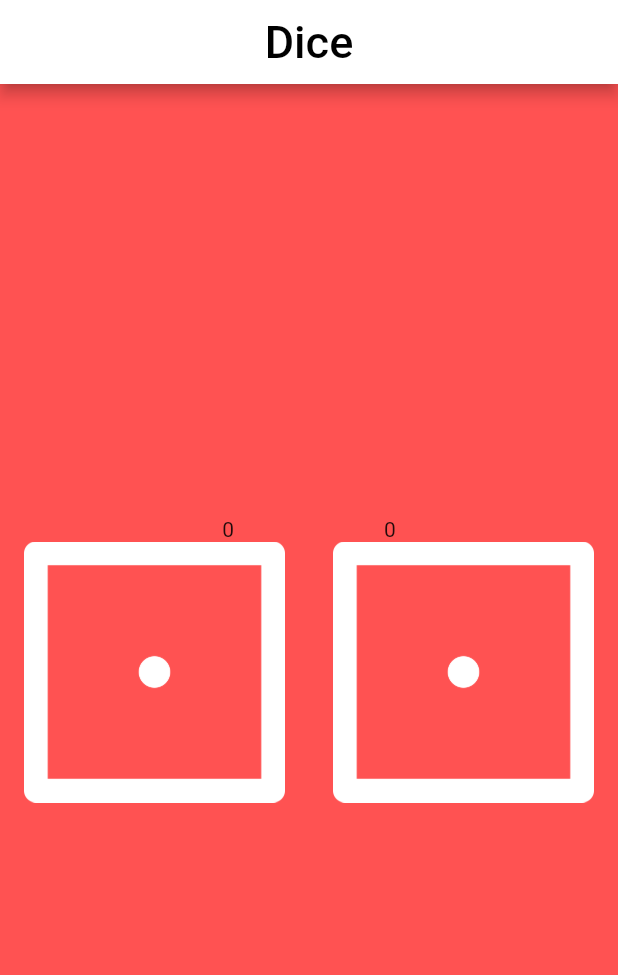
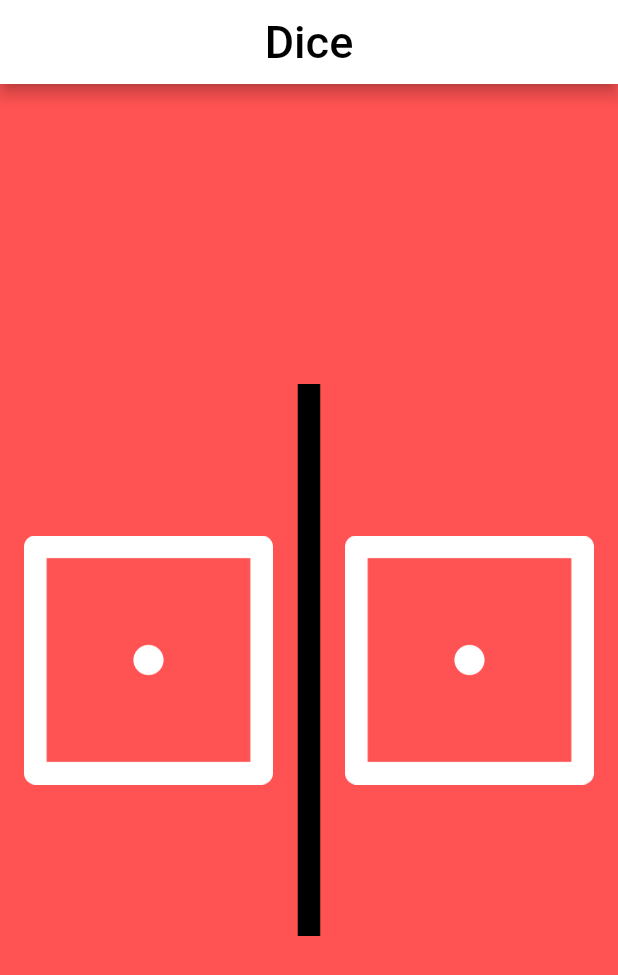
Before and after one commit to Akash701/Dice_game, a Flutter app: the screen it shows after launch, on a phone screen of 412 x 824 dp. Shown: the top 975 px of the screen. Run offline on Flutter 3.47's test engine with Material 2 defaults, Android fonts, the phone set to English and light mode, and no system bars.

Commit message:
Vertical line is added from the start

```diff
--- a/lib/main.dart
+++ b/lib/main.dart
@@ -22,39 +22,32 @@ class _DiceState extends State<Dice> {
   Widget build(BuildContext context) {
     return MaterialApp(
       home: Scaffold(
-        backgroundColor: Colors.redAccent,
         appBar: AppBar(
-          backgroundColor: Colors.white,
           title: Center(
             child: Text(
-              "Dice",
+              'Dice',
               style: TextStyle(
                 color: Colors.black,
                 fontSize: 30,
               ),
             ),
           ),
+          backgroundColor: Colors.white,
         ),
-        body: Column(
-          mainAxisAlignment: MainAxisAlignment.center,
-          children: [
-            Row(
-              mainAxisAlignment: MainAxisAlignment.center,
-              children: [
-                Text("0"),
-                SizedBox(
-                  width: 100,
-                ),
-                Text("0"),
-              ],
-            ),
-            Row(
+        backgroundColor: Colors.redAccent,
+        body: Row(
           children: [
             Expanded(
               child: FlatButton(
                 onPressed: () {},
                 child: Image.asset('Dice/dice1.png'),
               ),
+            ),
+            VerticalDivider(
+              thickness: 15,
+              indent: 200,
+              endIndent: 200,
+              color: Colors.black,
             ),
             Expanded(
               child: FlatButton(
@@ -64,8 +57,6 @@ class _DiceState extends State<Dice> {
             ),
           ],
         ),
-          ],
-        ),
       ),
     );
   }
```
Lines whose indentation alone changed are shown as unchanged.
